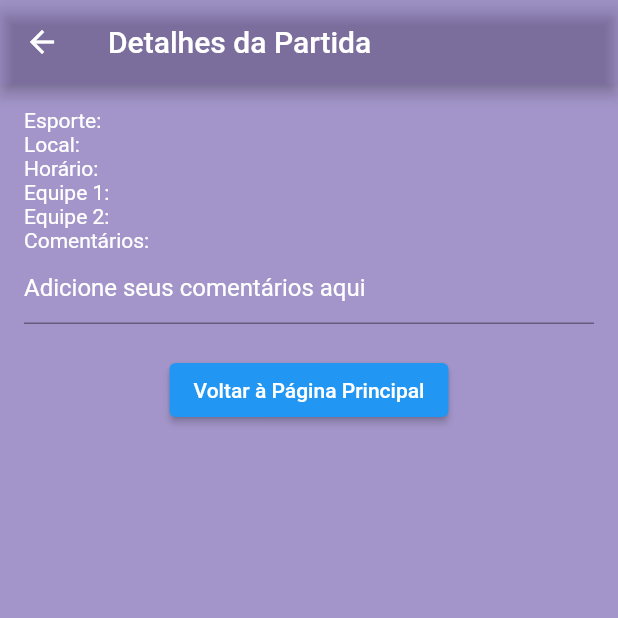
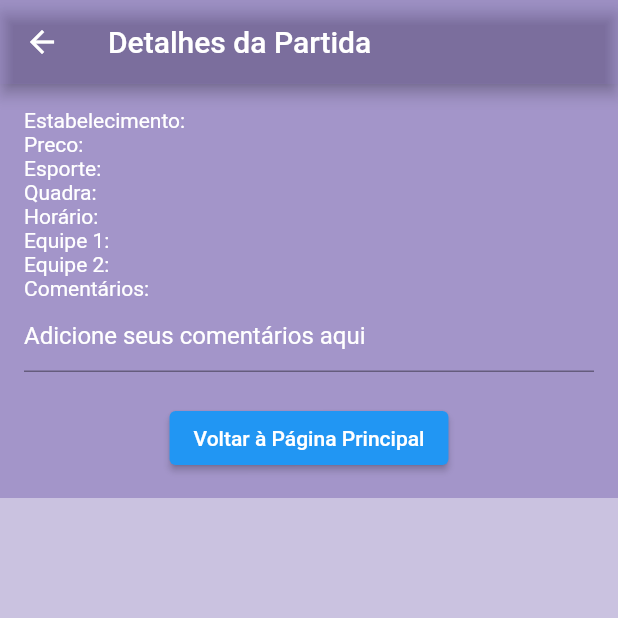
Before and after one commit to leonoronha21/joga_10, a Flutter app: the MainPage screen opened directly, after a tap on "Acompanhar partida", on a phone screen of 412 x 824 dp, the top half of it. Run offline on Flutter 3.47's test engine with Material 2 defaults, Android fonts, the light colour scheme and no system bars; our stand-ins replace google_fonts; network calls fail.

Commit message:
criacao de partida com dados

```diff
--- a/joga_10/lib/pages/main_page.dart
+++ b/joga_10/lib/pages/main_page.dart
@@ -42,7 +42,7 @@ class _MainPageState extends State<MainPage> {
                       accountEmail: Text("email@example.com"),
                       decoration: BoxDecoration(
                       shape: BoxShape.rectangle,
-                                color: Color.fromARGB(232, 56, 25, 139), // Cor de fundo do quadrado
+                                color: Color.fromARGB(255, 0, 10,80), // Cor de fundo do quadrado
                         ), // Email do usuário
                       currentAccountPicture: CircleAvatar(
                         // Foto do usuário
--- a/joga_10/lib/pages/pagina1.dart
+++ b/joga_10/lib/pages/pagina1.dart
@@ -1,6 +1,6 @@
 import 'package:flutter/material.dart';
-import 'package:joga_10/pages/criarPartida.dart';
 import 'package:joga_10/pages/partida.dart';
+import 'package:joga_10/pages/selecaoLocal.dart';
 
 class Pagina1Page extends StatefulWidget {
   const Pagina1Page({Key? key}) : super(key: key);
@@ -25,14 +25,14 @@ class _Pagina1PageState extends State<Pagina1Page> {
                   ElevatedButton(
                     onPressed: () {
                       // ignore: prefer_const_constructors
-                      Navigator.push(context, MaterialPageRoute(builder: (context) => CriarPartidaPage(selectedLocation: '', selectedTime: '',)));
+                      Navigator.push(context, MaterialPageRoute(builder: (context) => SelecionaLocalPage()));
                     },
                     child: Text("Criar Partida"),
                   ),
                   SizedBox(width: 16.0), // Adiciona espaço entre os botões
                   ElevatedButton(
                     onPressed: () {
-                      Navigator.push(context, MaterialPageRoute(builder: (context) => PartidaPage(equipe1Members: [], equipe2Members: [], selectedLocation: '', selectedTime: '', selectedSport: '',)));
+                      Navigator.push(context, MaterialPageRoute(builder: (context) => PartidaPage(equipe1Members: [], equipe2Members: [], selectedLocation: '', selectedTime: '', selectedSport: '', estabelecimento: '', price: '',)));
                     },
                     child: Text("Acompanhar partida"),
                   ),
@@ -42,6 +42,7 @@ class _Pagina1PageState extends State<Pagina1Page> {
           ),
         ),
         Container(
+           color: Color.fromARGB(68, 56, 25, 100),
           padding: EdgeInsets.all(16.0),
           child: Column(
             children: [
--- a/joga_10/lib/pages/pagina2.dart
+++ b/joga_10/lib/pages/pagina2.dart
@@ -8,6 +8,7 @@ class PartidaItemWidget extends StatelessWidget {
   @override
   Widget build(BuildContext context) {
     return ListTile(
+
       isThreeLine: true,
       leading: Container(
         width: 64.0,
@@ -57,6 +58,7 @@ class _Pagina2PageState extends State<Pagina2Page> {
     return ListView(
       children: <Widget>[
         Container(
+          color: Color.fromARGB(68, 56, 25, 100),
           alignment: Alignment.center,
           child: Text(
             "Buscar partida",
--- a/joga_10/lib/pages/pagina3.dart
+++ b/joga_10/lib/pages/pagina3.dart
@@ -17,16 +17,19 @@ class _Pagina3PageState extends State<Pagina3Page> {
   @override
   Widget build(BuildContext context) {
     return Scaffold(
-        backgroundColor: Color.fromARGB(68, 56, 25, 139),
+
+        backgroundColor: Color.fromARGB(68, 56, 25, 100),
       body: ListView(
 
         children: <Widget>[
           Container(
-             color: Color.fromARGB(68, 56, 25, 139),
+           color: Color.fromARGB(68, 56, 25, 100),
             alignment: Alignment.center,
-            child: Text(
+            child:
+             Text(
               "Dados de pagamento",
               style: TextStyle(
+
                 color: Colors.white,
                 fontSize: 24,
                 fontWeight: FontWeight.bold,
@@ -35,6 +38,7 @@ class _Pagina3PageState extends State<Pagina3Page> {
           ),
           SizedBox(height: 16.0),
           Container(
+
             padding: EdgeInsets.all(16.0),
             child: Column(
               children: [
--- a/joga_10/lib/pages/partida.dart
+++ b/joga_10/lib/pages/partida.dart
@@ -1,36 +1,12 @@
 import 'package:flutter/material.dart';
 import 'package:joga_10/pages/main_page.dart';
 
-class StarRating extends StatelessWidget {
-  final int rating;
-  final int maxRating;
-
-  StarRating({required this.rating, this.maxRating = 5});
-
-  @override
-  Widget build(BuildContext context) {
-    return Row(
-      children: List.generate(maxRating, (index) {
-        if (index < rating) {
-          return Icon(
-            Icons.star,
-            color: Colors.yellow,
-          );
-        } else {
-          return Icon(
-            Icons.star_border,
-            color: Colors.yellow,
-          );
-        }
-      }),
-    );
-  }
-}
-
-class PartidaPage extends StatelessWidget {
+class PartidaPage extends StatefulWidget {
   final List<String> equipe1Members;
   final List<String> equipe2Members;
   final String selectedLocation;
+  final String estabelecimento;
+  final String price;
   final String selectedTime;
   final String selectedSport;
 
@@ -38,10 +14,17 @@ class PartidaPage extends StatelessWidget {
     required this.equipe1Members,
     required this.equipe2Members,
     required this.selectedLocation,
+    required this.estabelecimento,
+    required this.price,
     required this.selectedTime,
     required this.selectedSport,
   });
 
+  @override
+  _PartidaPageState createState() => _PartidaPageState();
+}
+
+class _PartidaPageState extends State<PartidaPage> {
   @override
   Widget build(BuildContext context) {
     return Scaffold(
@@ -50,27 +33,31 @@ class PartidaPage extends StatelessWidget {
         backgroundColor: Color.fromARGB(68, 56, 25, 139),
         title: Text("Detalhes da Partida"),
       ),
-      body: Container(
+      body: ListView(
+        children: <Widget>[
+          Container(
             color: Color.fromARGB(68, 56, 25, 139),
             padding: EdgeInsets.all(16.0),
             child: Column(
               crossAxisAlignment: CrossAxisAlignment.start,
               children: [
-            Text("Esporte: $selectedSport", style: TextStyle(color: Colors.white)),
-            Text("Local: $selectedLocation", style: TextStyle(color: Colors.white)),
-            Text("Horário: $selectedTime", style: TextStyle(color: Colors.white)),
+                 Text("Estabelecimento: ${widget.estabelecimento}", style: TextStyle(color: Colors.white)),
+                Text("Preco: ${widget.price}", style: TextStyle(color: Colors.white)),
+                Text("Esporte: ${widget.selectedSport}", style: TextStyle(color: Colors.white)),
+                Text("Quadra: ${widget.selectedLocation}", style: TextStyle(color: Colors.white)),
+                Text("Horário: ${widget.selectedTime}", style: TextStyle(color: Colors.white)),
                 Text("Equipe 1:", style: TextStyle(color: Colors.white)),
                 Column(
-              children: equipe1Members
+                  children: widget.equipe1Members
                       .map(
                         (member) => Card(
-                      color: Colors.white,
+                          color: Color.fromARGB(68, 56, 25, 139),
                           child: ListTile(
                             title: Row(
                               children: [
-                            Text(member),
+                                Text(member,style: TextStyle(color: Colors.white)),
                                 Spacer(),
-                            StarRating(rating: 5), // Aqui você define a avaliação do membro
+                                StarRating(), // Aqui você define a avaliação do membro
                               ],
                             ),
                           ),
@@ -80,16 +67,16 @@ class PartidaPage extends StatelessWidget {
                 ),
                 Text("Equipe 2:", style: TextStyle(color: Colors.white)),
                 Column(
-              children: equipe2Members
+                  children: widget.equipe2Members
                       .map(
                         (member) => Card(
-                      color: Colors.white,
+                         color: Color.fromARGB(68, 56, 25, 139),
                           child: ListTile(
                             title: Row(
                               children: [
-                            Text(member),
+                                Text(member,style: TextStyle(color: Colors.white)),
                                 Spacer(),
-                            StarRating(rating: 4), // Aqui você define a avaliação do membro
+                                StarRating(), // Aqui você define a avaliação do membro
                               ],
                             ),
                           ),
@@ -116,6 +103,37 @@ class PartidaPage extends StatelessWidget {
               ],
             ),
           ),
+        ],
+      ),
     );
   }
 }
+
+class StarRating extends StatefulWidget {
+  @override
+  _StarRatingState createState() => _StarRatingState();
+}
+
+class _StarRatingState extends State<StarRating> {
+  int userRating = 0;
+
+  @override
+  Widget build(BuildContext context) {
+    return Row(
+      children: List.generate(5, (index) {
+        final starNumber = index + 1;
+        return GestureDetector(
+          onTap: () {
+            setState(() {
+              userRating = starNumber;
+            });
+          },
+          child: Icon(
+            userRating >= starNumber ? Icons.star : Icons.star_border,
+            color: Colors.yellow,
+          ),
+        );
+      }),
+    );
+  }
+}
--- /dev/null
+++ b/joga_10/lib/service/PartidaService.dart
@@ -0,0 +1,33 @@
+import 'dart:async';
+import 'dart:convert';
+import 'package:http/http.dart' as http;
+
+class PartidaService {
+
+  Future<http.Response> SavePartida(int estabelecimento, int quadra, int usuario,
+  String duracao, String data_hora, String status, String preco) async {
+
+    var uri = Uri.parse("http://192.168.10.104:8080/criarPartidas");
+
+    Map<String, String> headers = {"Content-Type": "application/json"};
+
+    Map data = {
+      'id_estabelecimento': '$estabelecimento',
+       'id_quadra': '$quadra',
+       'user_id': '$usuario',
+       'duracao': '$duracao',
+       'data_hora': '$data_hora',
+       'status': 0,
+       'preco': '$preco',
+
+    };
+    var body = json.encode(data);
+    var response = await http.post(uri, headers: headers, body: body);
+
+    print("${response.body}");
+
+    return response;
+  }
+
+
+}
```
Also changed, not shown: joga_10/lib/pages/criarPartida.dart (+44 -9 lines), joga_10/lib/pages/selecaoLocal.dart (+41 -15 lines). Lines whose indentation alone changed are shown as unchanged.
